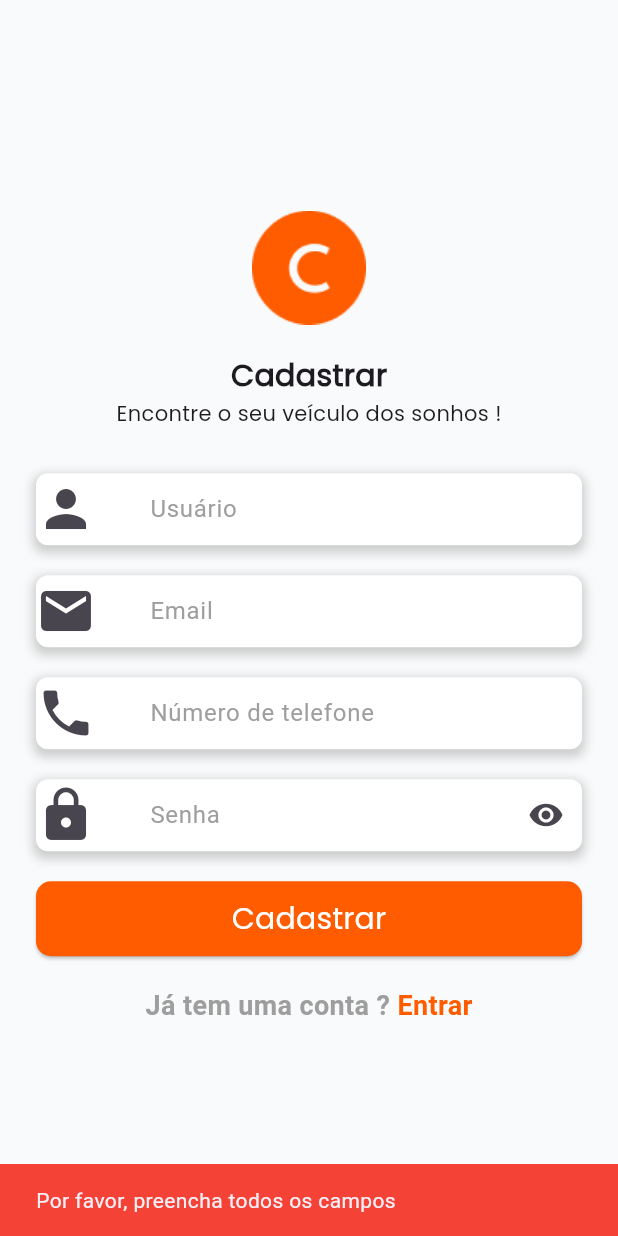
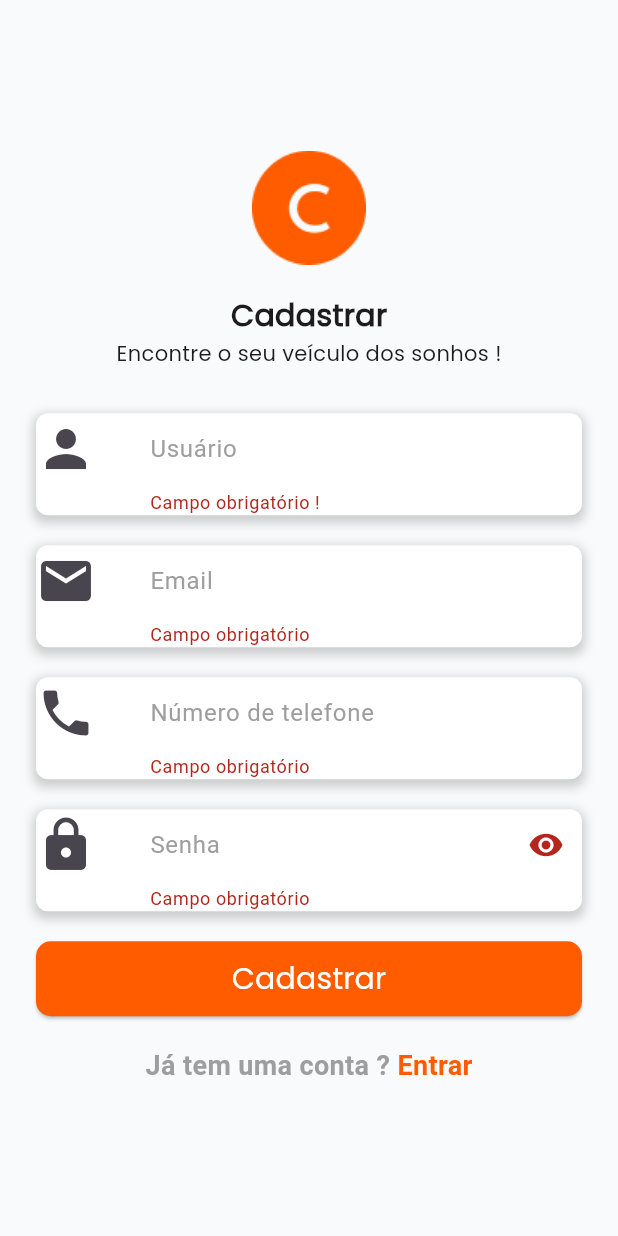
Before and after one commit to Isaac-Lima/car_store, a Flutter app: the Cadastro screen opened directly, after a tap on "Cadastrar", on a phone screen of 412 x 824 dp. Run offline on Flutter 3.47's test engine with Material 3 defaults, Android fonts, the phone set to English and light mode, and no system bars; our stand-ins replace email_validator; missing offline and left inert: br_validators.

Commit message:
:recycle: refactor: alterado campos de cadastro para textFormField

```diff
--- a/lib/src/cadastro/presentation/cadastro.dart
+++ b/lib/src/cadastro/presentation/cadastro.dart
@@ -21,6 +21,7 @@ class _CadastroState extends State<Cadastro> {
   final _emailController = TextEditingController();
   final _telephoneController = TextEditingController();
   final _passwordController = TextEditingController();
+  final _formKey = GlobalKey<FormState>();
 
   @override
   Widget build(BuildContext context) {
@@ -42,6 +43,8 @@ class _CadastroState extends State<Cadastro> {
                 SizedBox(height: 20),
                 Padding(
                   padding: EdgeInsets.symmetric(horizontal: 24),
+                  child: Form(
+                    key: _formKey,
                     child: Column(
                       children: [
                         const Text(
@@ -67,7 +70,7 @@ class _CadastroState extends State<Cadastro> {
                                     blurRadius: 5,
                                     offset: Offset(0, 3))
                               ]),
-                        child: TextField(
+                          child: TextFormField(
                             controller: _nameController,
                             decoration: InputDecoration(
                                 icon: Icon(
@@ -83,6 +86,10 @@ class _CadastroState extends State<Cadastro> {
                                 contentPadding: EdgeInsets.symmetric(
                                     horizontal: 16, vertical: 12)),
                             cursorColor: Colors.black,
+                            validator: (value) =>
+                                (value == null || value.isEmpty)
+                                    ? 'Campo obrigatório !'
+                                    : null,
                           ),
                         ),
                         SizedBox(height: 20),
@@ -97,7 +104,7 @@ class _CadastroState extends State<Cadastro> {
                                     blurRadius: 5,
                                     offset: Offset(0, 3))
                               ]),
-                        child: TextField(
+                          child: TextFormField(
                               controller: _emailController,
                               decoration: InputDecoration(
                                   icon: Icon(
@@ -113,7 +120,14 @@ class _CadastroState extends State<Cadastro> {
                                   contentPadding: EdgeInsets.symmetric(
                                       horizontal: 16, vertical: 12)),
                               cursorColor: Colors.black,
-                        ),
+                              validator: (value) {
+                                if (value == null || value.isEmpty) {
+                                  return 'Campo obrigatório';
+                                } else if (!EmailValidator.validate(value)) {
+                                  return 'Insira um email válido';
+                                }
+                                return null;
+                              }),
                         ),
                         SizedBox(height: 20),
                         Container(
@@ -127,7 +141,7 @@ class _CadastroState extends State<Cadastro> {
                                     blurRadius: 5,
                                     offset: Offset(0, 3))
                               ]),
-                        child: TextField(
+                          child: TextFormField(
                             inputFormatters: [BRMasks.mobilePhone],
                             controller: _telephoneController,
                             keyboardType: TextInputType.phone,
@@ -145,6 +159,15 @@ class _CadastroState extends State<Cadastro> {
                                 contentPadding: EdgeInsets.symmetric(
                                     horizontal: 16, vertical: 12)),
                             cursorColor: Colors.black,
+                            validator: (value) {
+                              if (value == null || value.isEmpty) {
+                                return 'Campo obrigatório';
+                              } else if (!BRValidators.validateMobileNumber(
+                                  value)) {
+                                return 'Insira um número válido';
+                              }
+                              return null;
+                            },
                           ),
                         ),
                         SizedBox(height: 20),
@@ -159,7 +182,7 @@ class _CadastroState extends State<Cadastro> {
                                     blurRadius: 5,
                                     offset: Offset(0, 3))
                               ]),
-                        child: TextField(
+                          child: TextFormField(
                             controller: _passwordController,
                             obscureText: _obscureText,
                             decoration: InputDecoration(
@@ -185,6 +208,10 @@ class _CadastroState extends State<Cadastro> {
                                 contentPadding: EdgeInsets.symmetric(
                                     horizontal: 16, vertical: 12)),
                             cursorColor: Colors.black,
+                            validator: (value) =>
+                                (value == null || value.isEmpty
+                                    ? 'Campo obrigatório'
+                                    : null),
                           ),
                         ),
                         SizedBox(height: 20),
@@ -195,39 +222,11 @@ class _CadastroState extends State<Cadastro> {
                               shape: RoundedRectangleBorder(
                                   borderRadius: BorderRadius.circular(10))),
                           onPressed: () {
-                          final isEmpty = cadastroController.checkInputFields(
-                              _nameController.text,
-                              _emailController.text,
-                              _telephoneController.text,
-                              _passwordController.text);
-
-                          final isValidEmail =
-                              EmailValidator.validate(_emailController.text);
-                          final isValidTelephone =
-                              BRValidators.validateMobileNumber(
-                                  _telephoneController.text);
-
-                          if (isEmpty) {
-                            ScaffoldMessenger.of(context)
-                                .showSnackBar(const SnackBar(
-                              content:
-                                  Text("Por favor, preencha todos os campos"),
-                              backgroundColor: Colors.red,
-                            ));
-                          } else if (!isValidEmail) {
-                            ScaffoldMessenger.of(context)
-                                .showSnackBar(const SnackBar(
-                              content:
-                                  Text("Por favor, digite um email válido"),
-                              backgroundColor: Colors.red,
-                            ));
-                          } else if (!isValidTelephone) {
-                            ScaffoldMessenger.of(context)
-                                .showSnackBar(const SnackBar(
-                              content: Text(
-                                  "Por favor, digite um número de celular válido"),
-                              backgroundColor: Colors.red,
-                            ));
+                            if (_formKey.currentState!.validate()) {
+                              ScaffoldMessenger.of(context).showSnackBar(
+                                const SnackBar(
+                                    content: Text('Processing Data')),
+                              );
                             }
                           },
                           child: SizedBox(
@@ -265,6 +264,7 @@ class _CadastroState extends State<Cadastro> {
                         ]))
                       ],
                     ),
+                  ),
                 )
               ],
             ),
```
Lines whose indentation alone changed are shown as unchanged.
